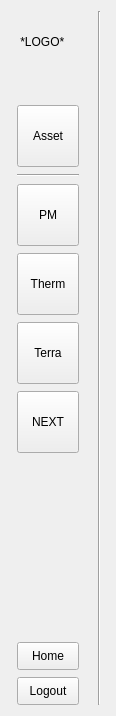
Qt form windows/project_management/workspace.ui (sensehawk/qgis_plugin) before a commit.
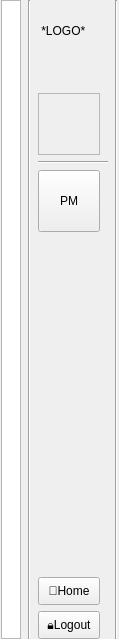
The same form after that commit.

Commit message: left txt on workspace

The edit to the form file:
```diff
--- a/windows/project_management/workspace.ui
+++ b/windows/project_management/workspace.ui
@@ -6,8 +6,8 @@
    <rect>
     <x>0</x>
     <y>0</y>
-    <width>116</width>
-    <height>716</height>
+    <width>119</width>
+    <height>639</height>
    </rect>
   </property>
   <property name="windowTitle">
@@ -15,16 +15,50 @@
   </property>
   <layout class="QGridLayout" name="gridLayout">
    <property name="leftMargin">
-    <number>4</number>
+    <number>0</number>
+   </property>
+   <property name="topMargin">
+    <number>0</number>
    </property>
    <property name="rightMargin">
     <number>0</number>
    </property>
+   <property name="bottomMargin">
+    <number>0</number>
+   </property>
    <item row="0" column="0">
+    <widget class="QGraphicsView" name="asset_label">
+     <property name="sizePolicy">
+      <sizepolicy hsizetype="Fixed" vsizetype="Expanding">
+       <horstretch>0</horstretch>
+       <verstretch>0</verstretch>
+      </sizepolicy>
+     </property>
+     <property name="minimumSize">
+      <size>
+       <width>20</width>
+       <height>0</height>
+      </size>
+     </property>
+     <property name="maximumSize">
+      <size>
+       <width>20</width>
+       <height>16777215</height>
+      </size>
+     </property>
+    </widget>
+   </item>
+   <item row="0" column="1">
+    <widget class="Line" name="line">
+     <property name="orientation">
+      <enum>Qt::Vertical</enum>
+     </property>
+    </widget>
+   </item>
+   <item row="0" column="2">
+    <layout class="QVBoxLayout" name="verticalLayout_2">
+     <item>
     <layout class="QVBoxLayout" name="verticalLayout">
-     <property name="spacing">
-      <number>7</number>
-     </property>
      <item>
       <widget class="QLabel" name="logo_label_2">
        <property name="sizePolicy">
@@ -67,13 +101,7 @@
       </spacer>
      </item>
      <item>
-      <widget class="QPushButton" name="project_management_button_4">
-       <property name="sizePolicy">
-        <sizepolicy hsizetype="Fixed" vsizetype="Fixed">
-         <horstretch>0</horstretch>
-         <verstretch>0</verstretch>
-        </sizepolicy>
-       </property>
+        <widget class="QLabel" name="asset_logo">
        <property name="minimumSize">
         <size>
          <width>62</width>
@@ -86,8 +114,29 @@
          <height>62</height>
         </size>
        </property>
+         <property name="font">
+          <font>
+           <family>Times New Roman</family>
+           <pointsize>10</pointsize>
+           <weight>50</weight>
+           <bold>false</bold>
+           <underline>true</underline>
+          </font>
+         </property>
+         <property name="frameShape">
+          <enum>QFrame::StyledPanel</enum>
+         </property>
        <property name="text">
-        <string>Asset</string>
+          <string/>
+         </property>
+         <property name="textFormat">
+          <enum>Qt::AutoText</enum>
+         </property>
+         <property name="alignment">
+          <set>Qt::AlignCenter</set>
+         </property>
+         <property name="wordWrap">
+          <bool>true</bool>
        </property>
       </widget>
      </item>
@@ -98,6 +147,8 @@
        </property>
       </widget>
      </item>
+      </layout>
+     </item>
      <item>
       <widget class="QPushButton" name="project_management_button">
        <property name="sizePolicy">
@@ -124,79 +175,11 @@
       </widget>
      </item>
      <item>
-      <widget class="QPushButton" name="therm_button_4">
-       <property name="sizePolicy">
-        <sizepolicy hsizetype="Fixed" vsizetype="Fixed">
-         <horstretch>0</horstretch>
-         <verstretch>0</verstretch>
-        </sizepolicy>
+      <layout class="QVBoxLayout" name="module_layout">
+       <property name="sizeConstraint">
+        <enum>QLayout::SetNoConstraint</enum>
        </property>
-       <property name="minimumSize">
-        <size>
-         <width>62</width>
-         <height>62</height>
-        </size>
-       </property>
-       <property name="maximumSize">
-        <size>
-         <width>62</width>
-         <height>62</height>
-        </size>
-       </property>
-       <property name="text">
-        <string>Therm</string>
-       </property>
-      </widget>
-     </item>
-     <item>
-      <widget class="QPushButton" name="therm_button_5">
-       <property name="sizePolicy">
-        <sizepolicy hsizetype="Fixed" vsizetype="Fixed">
-         <horstretch>0</horstretch>
-         <verstretch>0</verstretch>
-        </sizepolicy>
-       </property>
-       <property name="minimumSize">
-        <size>
-         <width>62</width>
-         <height>62</height>
-        </size>
-       </property>
-       <property name="maximumSize">
-        <size>
-         <width>62</width>
-         <height>62</height>
-        </size>
-       </property>
-       <property name="text">
-        <string>Terra</string>
-       </property>
-      </widget>
-     </item>
-     <item>
-      <widget class="QPushButton" name="therm_button_6">
-       <property name="sizePolicy">
-        <sizepolicy hsizetype="Fixed" vsizetype="Fixed">
-         <horstretch>0</horstretch>
-         <verstretch>0</verstretch>
-        </sizepolicy>
-       </property>
-       <property name="minimumSize">
-        <size>
-         <width>62</width>
-         <height>62</height>
-        </size>
-       </property>
-       <property name="maximumSize">
-        <size>
-         <width>62</width>
-         <height>62</height>
-        </size>
-       </property>
-       <property name="text">
-        <string>NEXT</string>
-       </property>
-      </widget>
+      </layout>
      </item>
      <item>
       <spacer name="verticalSpacer">
@@ -205,8 +188,8 @@
        </property>
        <property name="sizeHint" stdset="0">
         <size>
-         <width>20</width>
-         <height>184</height>
+         <width>70</width>
+         <height>124</height>
         </size>
        </property>
       </spacer>
@@ -232,12 +215,12 @@
         </size>
        </property>
        <property name="text">
-        <string>Home</string>
+        <string>🏡Home</string>
        </property>
       </widget>
      </item>
      <item>
-      <widget class="QPushButton" name="logout_button_2">
+      <widget class="QPushButton" name="logout_button">
        <property name="sizePolicy">
         <sizepolicy hsizetype="Fixed" vsizetype="Fixed">
          <horstretch>0</horstretch>
@@ -257,14 +240,14 @@
         </size>
        </property>
        <property name="text">
-        <string>Logout</string>
+        <string>🔒Logout</string>
        </property>
       </widget>
      </item>
     </layout>
    </item>
-   <item row="0" column="1">
-    <widget class="Line" name="line">
+   <item row="0" column="3">
+    <widget class="Line" name="line_3">
      <property name="orientation">
       <enum>Qt::Vertical</enum>
      </property>
```
Left out of the diff: 2 changed lines with no effect on the pictures. Lines whose indentation alone changed are shown as unchanged. The commit also changes 14 other files.
